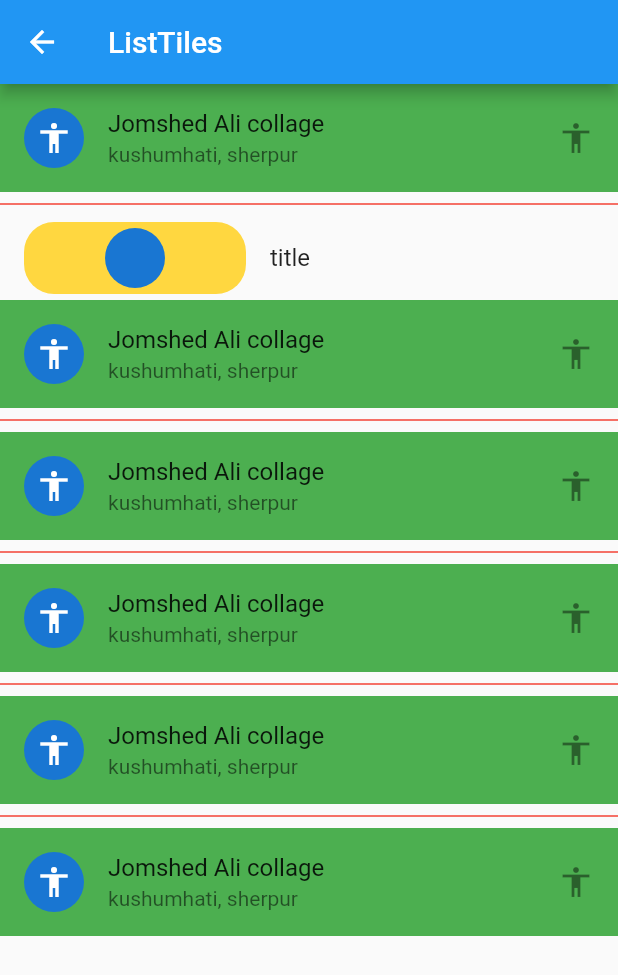
After one commit to jihanislam007/ict_appdevelopment_batch02, a Flutter app: the screen it shows after launch, after a tap on "List Tile", on a phone screen of 412 x 824 dp. The commit adds this screen. Shown: the top 975 px of the screen. Run offline on Flutter 3.47's test engine with Material 2 defaults, Android fonts, the phone set to English and light mode, and no system bars; our stand-ins replace liquid_swipe.

Commit message:
Class - 12

```diff
--- /dev/null
+++ b/lib/ListTile.dart
@@ -0,0 +1,99 @@
+import 'package:flutter/material.dart';
+
+class ListTiles extends StatelessWidget {
+  const ListTiles({Key? key}) : super(key: key);
+
+  @override
+  Widget build(BuildContext context) {
+    return Scaffold(
+      appBar: AppBar(
+        title: Text("ListTiles"),
+      ),
+      body: SafeArea(
+        child: ListView(
+          children: [
+
+            ListTile(
+              title: Text("Jomshed Ali collage"),
+              subtitle: Text("kushumhati, sherpur"),
+              leading: CircleAvatar(child: Icon(Icons.accessibility),),
+              trailing: Icon(Icons.accessibility),
+              tileColor: Colors.green,
+            ),
+
+            Divider(thickness: 1, color: Colors.red,),
+
+            ListTile(
+              leading: GestureDetector(
+                behavior: HitTestBehavior.translucent,
+                onTap: () {},
+                child: Container(
+                  decoration: BoxDecoration(
+                    color: Colors.amberAccent,
+                    borderRadius: BorderRadius.all(Radius.elliptical(20, 20))
+                  ),
+                  width: 148,
+                  height: 48,
+                  padding: const EdgeInsets.symmetric(vertical: 4.0),
+                  alignment: Alignment.center,
+                  child: const CircleAvatar(),
+                ),
+              ),
+              title: const Text('title'),
+              dense: false,
+            ),
+
+            ListTile(
+              title: Text("Jomshed Ali collage"),
+              subtitle: Text("kushumhati, sherpur"),
+              leading: CircleAvatar(child: Icon(Icons.accessibility),),
+              trailing: Icon(Icons.accessibility),
+              tileColor: Colors.green,
+            ),
+
+            Divider(thickness: 1, color: Colors.red,),
+
+            ListTile(
+              title: Text("Jomshed Ali collage"),
+              subtitle: Text("kushumhati, sherpur"),
+              leading: CircleAvatar(child: Icon(Icons.accessibility),),
+              trailing: Icon(Icons.accessibility),
+              tileColor: Colors.green,
+            ),
+
+            Divider(thickness: 1, color: Colors.red,),
+
+            ListTile(
+              title: Text("Jomshed Ali collage"),
+              subtitle: Text("kushumhati, sherpur"),
+              leading: CircleAvatar(child: Icon(Icons.accessibility),),
+              trailing: Icon(Icons.accessibility),
+              tileColor: Colors.green,
+            ),
+
+            Divider(thickness: 1, color: Colors.red,),
+
+            ListTile(
+              title: Text("Jomshed Ali collage"),
+              subtitle: Text("kushumhati, sherpur"),
+              leading: CircleAvatar(child: Icon(Icons.accessibility),),
+              trailing: Icon(Icons.accessibility),
+              tileColor: Colors.green,
+            ),
+
+            Divider(thickness: 1, color: Colors.red,),
+
+            ListTile(
+              title: Text("Jomshed Ali collage"),
+              subtitle: Text("kushumhati, sherpur"),
+              leading: CircleAvatar(child: Icon(Icons.accessibility),),
+              trailing: Icon(Icons.accessibility),
+              tileColor: Colors.green,
+            )
+
+          ],
+        ),
+      ),
+    );
+  }
+}
--- a/lib/SecondPage.dart
+++ b/lib/SecondPage.dart
@@ -5,6 +5,9 @@ import 'package:ict_appdevelopment_batch02/main.dart';
 
 import 'Calculator.dart';
 import 'ImageLoad/PracticeImage.dart';
+import 'LiquidSwifts.dart';
+import 'ListTile.dart';
+import 'StackPosition.dart';
 import 'ThirdPage.dart';
 
 class SecondPage extends StatelessWidget {
@@ -55,13 +58,10 @@ class SecondPage extends StatelessWidget {
                           builder: (context) => SingleChildScrollViews()));
                 },
                 child: Text("Single Child Scrollview")),
-
             ElevatedButton(
                 onPressed: () {
-                  Navigator.push(
-                      context,
-                      MaterialPageRoute(
-                          builder: (context) => Calculator()));
+                  Navigator.push(context,
+                      MaterialPageRoute(builder: (context) => Calculator()));
                 },
                 child: Text("Calculator")),
             Container(
@@ -74,7 +74,32 @@ class SecondPage extends StatelessWidget {
                             builder: (context) => PracticeImage()));
                   },
                   child: Text("Image Load")),
-            )
+            ),
+            ElevatedButton(
+                onPressed: () {
+                  print("pressed done");
+                  Navigator.push(context,
+                      MaterialPageRoute(builder: (context) => ListTiles()));
+                },
+                child: Text("List Tile")),
+            ElevatedButton(
+                onPressed: () {
+                  print("pressed done");
+                  Navigator.push(
+                      context,
+                      MaterialPageRoute(
+                          builder: (context) => StackPosiotion()));
+                },
+                child: Text("Stack Position")),
+            ElevatedButton(
+                onPressed: () {
+                  print("pressed done");
+                  Navigator.push(
+                      context,
+                      MaterialPageRoute(
+                          builder: (context) => LiquidSweept()));
+                },
+                child: Text("liquid swipe")),
           ],
         ))
         //)
--- a/lib/main.dart
+++ b/lib/main.dart
@@ -3,7 +3,6 @@ import 'dart:ui';
 import 'package:flutter/material.dart';
 
 import 'SecondPage.dart';
-
 
 void main(){
   runApp(MyApp());
--- a/pubspec.yaml
+++ b/pubspec.yaml
@@ -28,6 +28,7 @@ dependencies:
   # The following adds the Cupertino Icons font to your application.
   # Use with the CupertinoIcons class for iOS style icons.
   cupertino_icons: ^1.0.2
+  liquid_swipe: ^2.1.1
 
 dev_dependencies:
   flutter_test:
```
Also changed, not shown: lib/LiquidSwifts.dart (added, +36 -0 lines), lib/StackPosition.dart (added, +41 -0 lines), pubspec.lock.
